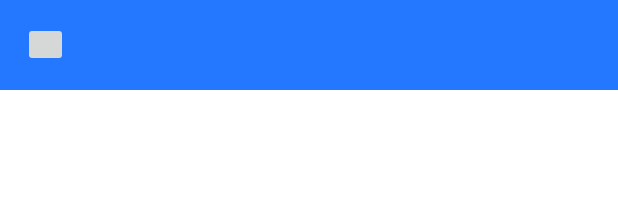
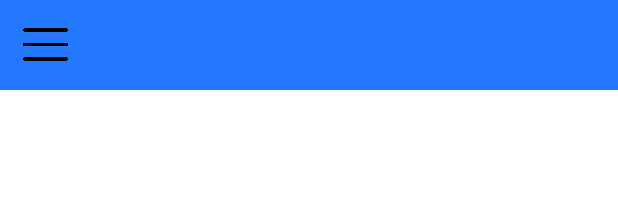
Before and after one commit to skdisk3895/MovieStar, an Android app: the layout activity_main.xml on its own in the app's theme, with its tools: preview values and no code run, on a phone screen of 412 x 824 dp. Shown: the top 218 px of the screen. Run offline under Robolectric (Android 15) with nearby library versions, the phone set to English and light mode, and no system bars.

Commit message:
메뉴 버튼 아이콘 추가

```diff
--- a/app/src/main/res/layout/activity_main.xml
+++ b/app/src/main/res/layout/activity_main.xml
@@ -22,6 +22,7 @@
                 android:layout_height="30dp"
                 android:layout_marginLeft="15dp"
                 android:layout_centerVertical="true"
+                android:background="@drawable/menu"
                 />
 
         </RelativeLayout>
```
Also changed, not shown: app/src/main/java/com/example/phonehub/MainActivity.java (+13 -0 lines), app/src/main/res/drawable/menu.png (added).
